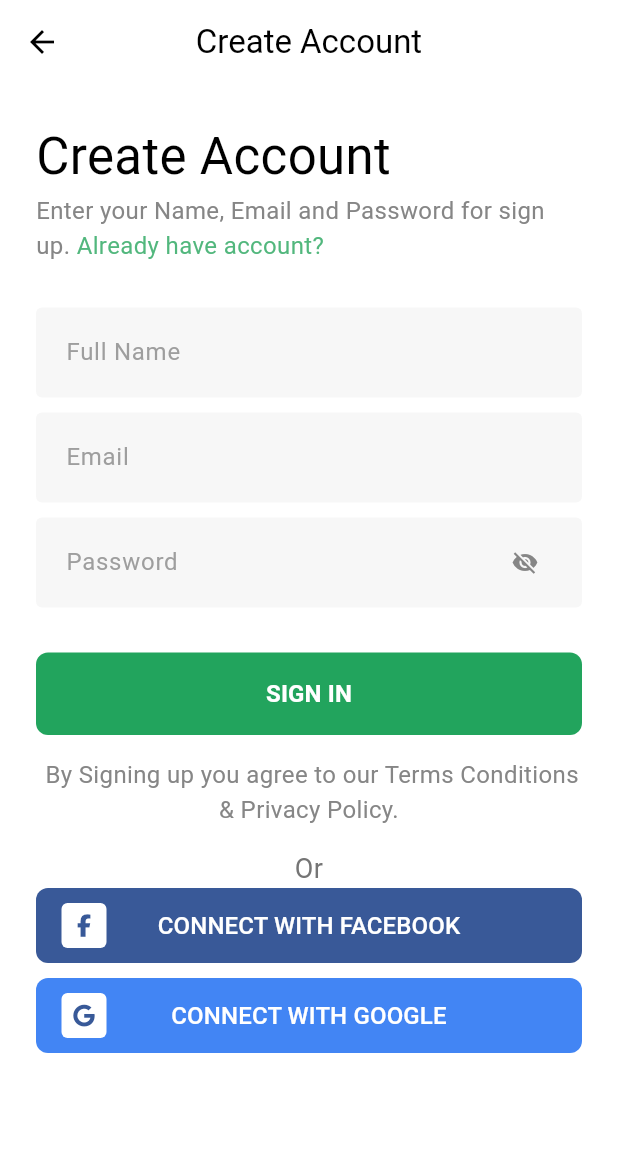
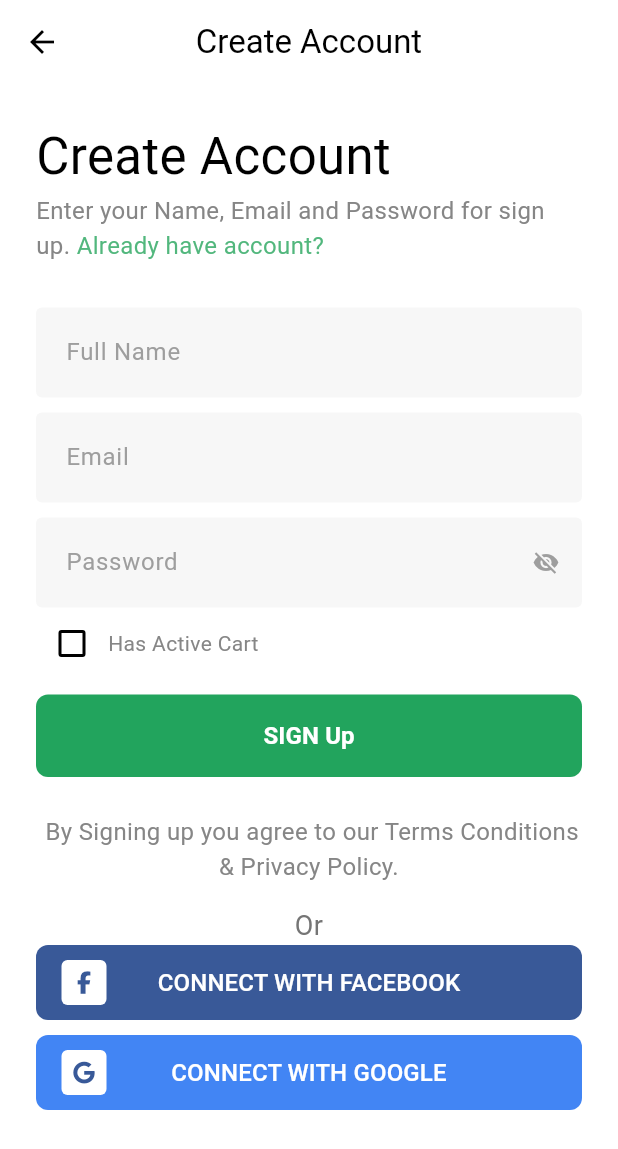
Before and after one commit to mohamedwdm/PizzaApp, a Flutter app: the RegisterView screen opened directly, on a phone screen of 412 x 824 dp. Shown: the top 1149 px of the screen. Run offline on Flutter 3.47's test engine with Material 3 defaults, Android fonts, the phone set to English and light mode, and no system bars; our stand-ins replace bloc, cloud_firestore, dartz, firebase_auth, firebase_core, flutter_bloc and 1 more; accounts and stored records are empty.

Commit message:
connect auth with firebase

```diff
--- a/lib/core/widgets/custom_button.dart
+++ b/lib/core/widgets/custom_button.dart
@@ -8,7 +8,9 @@ class CustomButton extends StatelessWidget {
     required this.textcolor,
     this.borderRadius,
     required this.text,
-    this.fontsize, this.onPressed,
+    this.fontsize,
+    this.onPressed,
+    this.isLoading = false,
   });
 
   final Color backgroundcolor;
@@ -17,6 +19,7 @@ class CustomButton extends StatelessWidget {
   final String text;
   final double? fontsize;
   final void Function()? onPressed;
+  final bool isLoading;
 
   @override
   Widget build(BuildContext context) {
@@ -30,7 +33,14 @@ class CustomButton extends StatelessWidget {
           ),
         ),
         onPressed: onPressed,
-        child: Text(
+        child:
+            isLoading
+                ? const SizedBox(
+                  height: 20,
+                  width: 20,
+                  child: CircularProgressIndicator(color: Colors.white),
+                )
+                : Text(
                   text,
                   style: Styles.textStyle16.copyWith(
                     color: textcolor,
--- a/lib/features/auth/presentation/views/widgets/custom_text_field.dart
+++ b/lib/features/auth/presentation/views/widgets/custom_text_field.dart
@@ -1,35 +1,56 @@
 import 'package:flutter/material.dart';
-import 'package:pizza_app/constants.dart';
 
-class CustomTextField extends StatelessWidget {
-  const CustomTextField({super.key, this.hintText, this.icon});
+class CustomTextField extends StatefulWidget {
+  const CustomTextField({super.key, this.hintText, this.isPassword = false, this.onChanged, this.controller, this.validator});
+
   final String? hintText;
-  final IconData? icon;
+  final bool isPassword;
+  final Function(String)? onChanged;
+  final TextEditingController? controller;
+  final String? Function(String?)? validator;
+  @override
+  State<CustomTextField> createState() => _CustomTextFieldState();
+}
+
+class _CustomTextFieldState extends State<CustomTextField> {
+  bool _obscureText = true;
+
   @override
   Widget build(BuildContext context) {
-    return TextField(
-      style: const TextStyle(color: Colors.black), // password text color
+    return TextFormField(
+      controller: widget.controller,
+      validator: widget.validator ?? (value) {
+        if (value == null || value.isEmpty) return 'Field is required';
+        return null;
+      },
+      onChanged: widget.onChanged ?? (_) {},
+      obscureText: widget.isPassword ? _obscureText : false,
+      style: const TextStyle(color: Colors.black),
       decoration: InputDecoration(
-        suffixIcon: Padding(
-          padding: const EdgeInsets.only(right: 14.0),
-          child: IconButton(
-            icon: Icon(icon , size: 18,),
-            onPressed: () {},
-            color: kMediumGreyColor,
-          ),
-        ),
-        hintText: hintText,
-        hintStyle: TextStyle(color: Colors.grey.shade500), // grey placeholder
-
+        suffixIcon:
+            widget.isPassword
+                ? IconButton(
+                  icon: Icon(
+                    _obscureText ? Icons.visibility_off : Icons.visibility,
+                    size: 18,
+                    color: Colors.grey,
+                  ),
+                  onPressed: () {
+                    setState(() {
+                      _obscureText = !_obscureText;
+                    });
+                  },
+                )
+                : null,
+        hintText: widget.hintText,
+        hintStyle: TextStyle(color: Colors.grey.shade500),
         filled: true,
-        fillColor: const Color(0xfff7f7f7), // background color of field
+        fillColor: const Color(0xfff7f7f7),
         contentPadding: const EdgeInsets.symmetric(
           horizontal: 16,
           vertical: 18,
         ),
-        border: const OutlineInputBorder(
-          borderSide: BorderSide.none, // no border line
-        ),
+        border: const OutlineInputBorder(borderSide: BorderSide.none),
       ),
     );
   }
--- /dev/null
+++ b/lib/features/auth/presentation/views/widgets/has_active_cart_checkbox.dart
@@ -0,0 +1,62 @@
+import 'package:flutter/material.dart';
+import 'package:pizza_app/constants.dart';
+
+class HasActiveCartCheckbox extends StatefulWidget {
+  const HasActiveCartCheckbox({
+    super.key,
+    this.initialValue = false,
+    this.onChanged,
+  });
+
+  final bool initialValue;
+  final ValueChanged<bool>? onChanged;
+
+  @override
+  State<HasActiveCartCheckbox> createState() => _HasActiveCartCheckboxState();
+}
+
+class _HasActiveCartCheckboxState extends State<HasActiveCartCheckbox> {
+  late bool _hasActiveCart;
+
+  @override
+  void initState() {
+    super.initState();
+    _hasActiveCart = widget.initialValue;
+  }
+
+   @override
+  void didUpdateWidget(covariant HasActiveCartCheckbox oldWidget) {
+    super.didUpdateWidget(oldWidget);
+    // 🔑 This ensures the checkbox resets when parent changes initialValue
+    if (widget.initialValue != oldWidget.initialValue) {
+      setState(() {
+        _hasActiveCart = widget.initialValue;
+      });
+    }
+  }
+
+  @override
+  Widget build(BuildContext context) {
+    return Row(
+      children: [
+        Checkbox(
+
+          value: _hasActiveCart,
+          activeColor: const Color(0xff22a45d),
+          onChanged: (val) {
+            setState(() {
+              _hasActiveCart = val ?? false;
+            });
+            if (widget.onChanged != null) {
+              widget.onChanged!(_hasActiveCart);
+            }
+          },
+        ),
+        const Text(
+          "Has Active Cart",
+          style: TextStyle(fontSize: 14 , color: kMediumGreyColor),
+        ),
+      ],
+    );
+  }
+}
--- /dev/null
+++ b/lib/features/auth/presentation/views/widgets/register_form.dart
@@ -0,0 +1,138 @@
+import 'package:flutter/material.dart';
+import 'package:flutter_bloc/flutter_bloc.dart';
+import 'package:pizza_app/core/widgets/custom_button.dart';
+import 'package:pizza_app/core/widgets/show_snackbar.dart';
+import 'package:pizza_app/features/auth/presentation/manager/auth_cubit/auth_cubit.dart';
+import 'package:pizza_app/features/auth/presentation/views/login_view.dart';
+import 'package:pizza_app/features/auth/presentation/views/widgets/custom_text_field.dart';
+import 'package:pizza_app/features/auth/presentation/views/widgets/has_active_cart_checkbox.dart';
+
+class RegisterForm extends StatefulWidget {
+  const RegisterForm({super.key});
+
+  @override
+  State<RegisterForm> createState() => _RegisterFormState();
+}
+
+String? name;
+String? email;
+String? password;
+bool hasActiveCart = false;
+
+AutovalidateMode autovalidateMode = AutovalidateMode.disabled;
+
+class _RegisterFormState extends State<RegisterForm> {
+  final GlobalKey<FormState> formKey = GlobalKey<FormState>();
+  final TextEditingController _emailController = TextEditingController();
+  final TextEditingController _passwordController = TextEditingController();
+  final TextEditingController _nameController = TextEditingController();
+
+  @override
+  void dispose() {
+    _emailController.dispose();
+    _passwordController.dispose();
+    _nameController.dispose();
+    super.dispose();
+  }
+
+  @override
+  Widget build(BuildContext context) {
+    return Form(
+      autovalidateMode: autovalidateMode,
+      key: formKey,
+      child: Column(
+        children: [
+          CustomTextField(
+            controller: _nameController,
+            hintText: "Full Name",
+            onChanged: (value) {
+              name = value;
+            },
+          ),
+          const SizedBox(height: 10),
+          CustomTextField(
+            controller: _emailController,
+            hintText: "Email",
+            onChanged: (value) {
+              email = value;
+            },
+            validator: (value) {
+              if (value == null || value.isEmpty) {
+                return "Email is required";
+              }
+              final emailRegex = RegExp(r'^[\w-\.]+@([\w-]+\.)+[\w-]{2,4}$');
+              if (!emailRegex.hasMatch(value)) {
+                return "Enter a valid email";
+              }
+              return null;
+            },
+          ),
+          const SizedBox(height: 10),
+          CustomTextField(
+            controller: _passwordController,
+            hintText: "Password",
+            isPassword: true,
+            onChanged: (value) {
+              password = value;
+            },
+          ),
+          HasActiveCartCheckbox(
+            initialValue: false, // default value
+            onChanged: (value) {
+              hasActiveCart = value;
+              // debugPrint("HasActiveCart = $value");
+              // Here value is true/false
+            },
+          ),
+
+          const SizedBox(height: 10),
+          SizedBox(
+            width: double.infinity,
+            child: BlocConsumer<AuthCubit, AuthState>(
+              listener: (context, state) {
+                if (state is RegisterSuccess) {
+                  Navigator.push(
+                    context,
+                    MaterialPageRoute(
+                      builder: (context) {
+                        return const LoginView();
+                      },
+                    ),
+                  );
+                  _emailController.clear();
+                  _passwordController.clear();
+                  _nameController.clear();
+                  setState(() => hasActiveCart = false);
+                  ShowSnackBar(context, "Registered Successfully");
+                } else if (state is RegisterFailure) {
+                  ShowSnackBar(context, state.errorMessege);
+                }
+              },
+              builder: (context, state) {
+                return CustomButton(
+                  isLoading: state is RegisterLoading ? true : false,
+                  backgroundcolor: const Color(0xff22a45d),
+                  textcolor: Colors.white,
+                  text: 'SIGN Up',
+                  onPressed: () {
+                    if (formKey.currentState!.validate()) {
+                      BlocProvider.of<AuthCubit>(context).registerUser(
+                        email: email!,
+                        password: password!,
+                        name: name!,
+                        hasActiveCart: hasActiveCart,
+                      );
+                    } else {
+                      autovalidateMode = AutovalidateMode.always;
+                      setState(() {});
+                    }
+                  },
+                );
+              },
+            ),
+          ),
+        ],
+      ),
+    );
+  }
+}
--- a/lib/features/auth/presentation/views/widgets/register_view_body.dart
+++ b/lib/features/auth/presentation/views/widgets/register_view_body.dart
@@ -1,10 +1,9 @@
 import 'package:flutter/material.dart';
 import 'package:font_awesome_flutter/font_awesome_flutter.dart';
 import 'package:pizza_app/core/utils/styles.dart';
-import 'package:pizza_app/core/widgets/custom_button.dart';
 import 'package:pizza_app/core/widgets/custom_button_for_socialmedia_connectio.dart';
-import 'package:pizza_app/features/auth/presentation/views/widgets/custom_text_field.dart';
-import 'package:pizza_app/features/auth/presentation/views/widgets/login_header_section.dart';
+import 'package:pizza_app/features/auth/presentation/views/widgets/register_form.dart';
+
 import 'package:pizza_app/features/auth/presentation/views/widgets/register_header_section.dart';
 
 class RegisterViewBody extends StatelessWidget {
@@ -16,24 +15,13 @@ class RegisterViewBody extends StatelessWidget {
       padding: const EdgeInsets.all(24.0),
       child: ListView(
         children: [
-          RegisterHeaderSection(),
+          const RegisterHeaderSection(),
           const SizedBox(height: 30),
-          const CustomTextField(hintText: "Full Name"),
-          const SizedBox(height: 10),
-          const CustomTextField(hintText: "Email"),
-          const SizedBox(height: 10),
-          const CustomTextField(hintText: "Password" , icon: Icons.visibility_off,),
+
+          const RegisterForm(),
+
           const SizedBox(height: 10),
 
-          const SizedBox(height: 20),
-          const SizedBox(
-            width: double.infinity,
-            child: CustomButton(
-              backgroundcolor: Color(0xff22a45d),
-              textcolor: Colors.white,
-              text: 'SIGN IN',
-            ),
-          ),
           const SizedBox(height: 15),
           const Text(
             " By Signing up you agree to our Terms Conditions & Privacy Policy.",
```
Also changed, not shown: lib/core/widgets/show_snackbar.dart (added, +9 -0 lines), lib/features/auth/presentation/views/widgets/login_form.dart (added, +119 -0 lines), lib/features/auth/presentation/views/widgets/login_view_body.dart (+2 -19 lines), lib/features/home/presentation/views/home_view.dart (+10 -0 lines), lib/main.dart (+8 -4 lines). Lines whose indentation alone changed are shown as unchanged.
